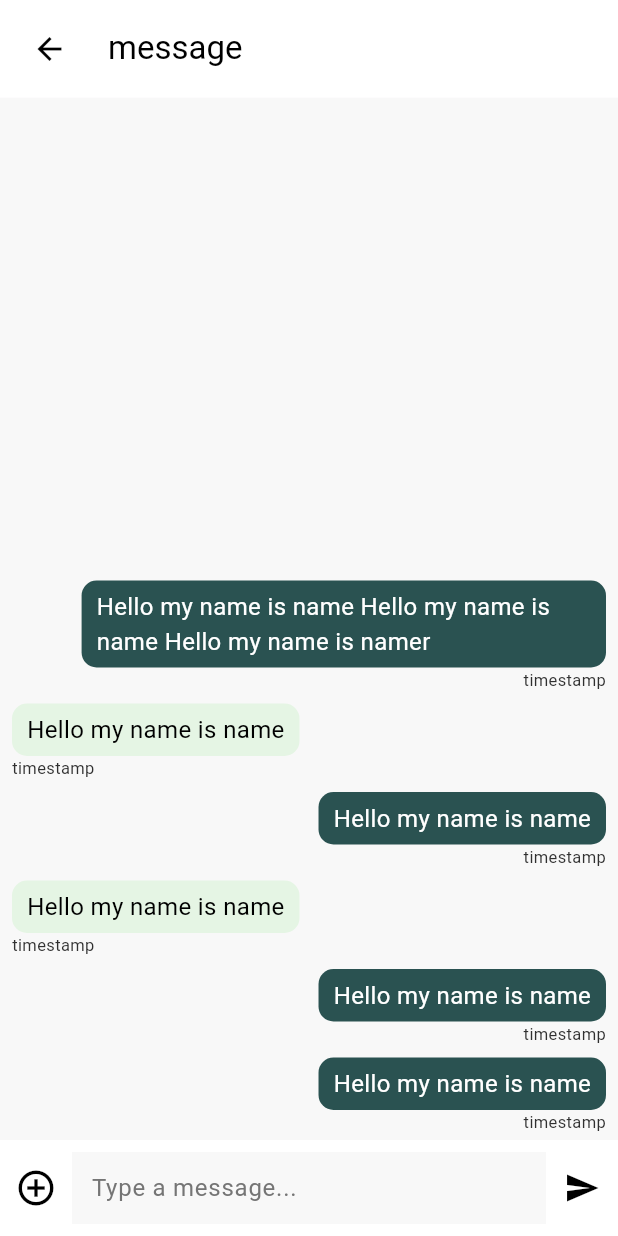
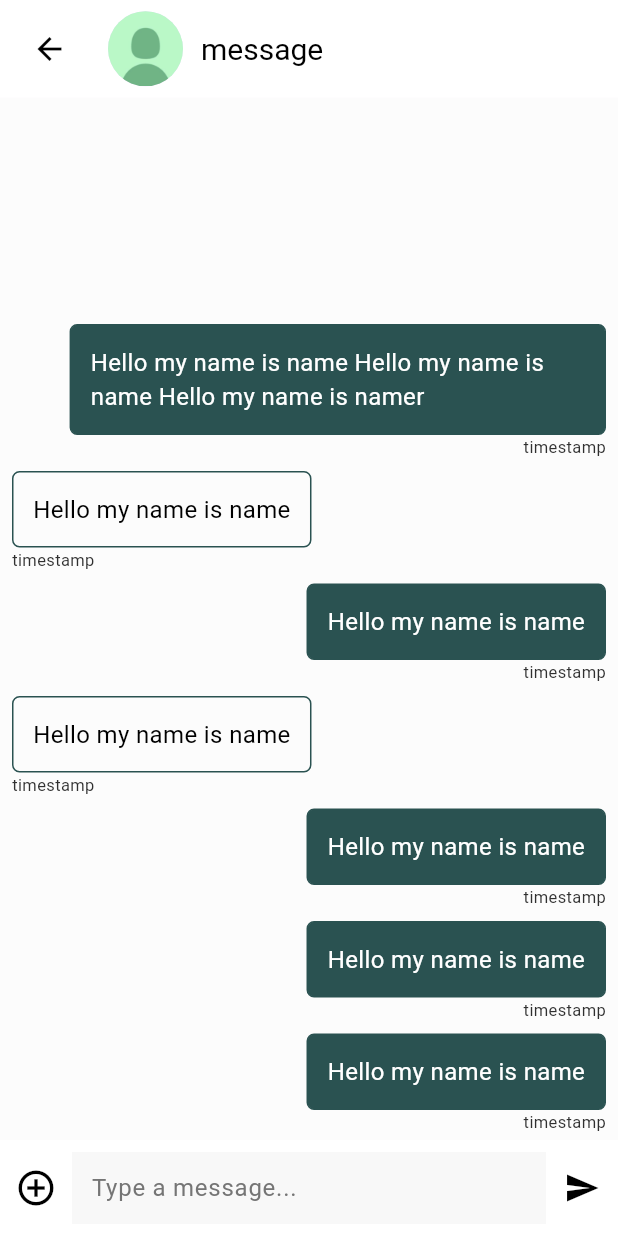
Before and after one commit to SuyeshJadhav/acamedia, a Flutter app: the ChatPage screen opened directly, on a phone screen of 412 x 824 dp. Run offline on Flutter 3.47's test engine with Material 3 defaults, Android fonts, the phone set to English and light mode, and no system bars; our stand-ins replace google_fonts, toggle_switch.

Commit message:
created global colors page

```diff
--- a/frontend/lib/main.dart
+++ b/frontend/lib/main.dart
@@ -1,6 +1,5 @@
 import 'package:flutter/material.dart';
 import 'package:frontend/pages/home_page.dart';
-// import 'package:frontend/pages/home_page.dart';
 import 'package:frontend/pages/login_page.dart';
 
 void main() async {
--- a/frontend/lib/pages/call_page.dart
+++ b/frontend/lib/pages/call_page.dart
@@ -23,7 +23,7 @@ class CallPageState extends State<CallPage> {
         ),
         title: const Text(
           "Calls",
-          style: TextStyle(color: Colors.black),
+          style: TextStyle(color: Colors.black, fontSize: 20.0),
         ),
         backgroundColor: Colors.white,
         elevation: 0,
--- a/frontend/lib/pages/forgot_pass.dart
+++ b/frontend/lib/pages/forgot_pass.dart
@@ -18,7 +18,7 @@ class ForgotPass extends StatelessWidget {
         ),
         title: const Text(
           "forgot password",
-          style: TextStyle(color: Colors.black),
+          style: TextStyle(color: Colors.black, fontSize: 20.0),
         ),
         backgroundColor: Colors.white,
         elevation: 0,
--- a/frontend/lib/pages/msg_page.dart
+++ b/frontend/lib/pages/msg_page.dart
@@ -1,4 +1,5 @@
 import 'package:flutter/material.dart';
+import 'package:frontend/util/colors.dart';
 import '../widgets/message_widgets/message_list.dart';
 import '../widgets/message_widgets/message_widget.dart';
 import '../widgets/message_widgets/text_input_field.dart';
@@ -11,7 +12,7 @@ class ChatPage extends StatelessWidget {
     return Scaffold(
       appBar: _buildAppBar(context),
       body: Container(
-        color: const Color.fromRGBO(248, 248, 248, 1),
+        color: AppColors.lightWhite,
         child: const Column(
           children: [
             Expanded(
@@ -48,6 +49,11 @@ class ChatPage extends StatelessWidget {
                     message: 'Hello my name is name',
                     timestamp: 'timestamp',
                   ),
+                  MessageWidget(
+                    sender: 'Sender1',
+                    message: 'Hello my name is name',
+                    timestamp: 'timestamp',
+                  ),
                 ],
               ),
             ),
@@ -69,9 +75,24 @@ class ChatPage extends StatelessWidget {
           onPressed: () => Navigator.of(context).pop(),
         ),
       ),
-      title: const Text(
-        "message",
-        style: TextStyle(color: Colors.black),
+      title: Padding(
+        padding: EdgeInsets.zero,
+        child: Container(
+          alignment: Alignment.centerLeft,
+          child: const Row(
+            children: [
+              CircleAvatar(
+                backgroundImage: AssetImage('lib/assets/p1.jpg'),
+                radius: 25.0,
+              ),
+              SizedBox(width: 12.0),
+              Text(
+                "message",
+                style: TextStyle(color: Colors.black, fontSize: 20.0),
+              ),
+            ],
+          ),
+        ),
       ),
       backgroundColor: Colors.white,
       elevation: 0,
--- a/frontend/lib/pages/profile_page.dart
+++ b/frontend/lib/pages/profile_page.dart
@@ -27,7 +27,7 @@ class ProfilePageState extends State<ProfilePage> {
         ),
         title: const Text(
           "Profile",
-          style: TextStyle(color: Colors.black),
+          style: TextStyle(color: Colors.black, fontSize: 20.0),
         ),
         backgroundColor: Colors.white,
         elevation: 0,
--- a/frontend/lib/pages/search_page.dart
+++ b/frontend/lib/pages/search_page.dart
@@ -34,7 +34,7 @@ class _SearchPageState extends State<SearchPage> {
         ),
         title: const Text(
           "Search Page",
-          style: TextStyle(color: Colors.black),
+          style: TextStyle(color: Colors.black, fontSize: 20.0),
         ),
         backgroundColor: Colors.white,
         elevation: 0,
--- /dev/null
+++ b/frontend/lib/util/colors.dart
@@ -0,0 +1,10 @@
+import 'package:flutter/material.dart';
+
+class AppColors {
+  static const Color lightGreen = Color.fromRGBO(229, 245, 228, 1);
+  static const Color darkGreen = Color.fromRGBO(42, 82, 81, 1);
+  static const Color blueGreen = Color.fromRGBO(229, 245, 228, 1);
+  static const Color blackGreen = Color.fromRGBO(38, 45, 37, 1);
+  static const Color darkWhite = Color.fromRGBO(247, 247, 247, 1);
+  static const Color lightWhite = Color.fromRGBO(252, 252, 252, 1);
+}
--- a/frontend/lib/widgets/home_widgets/home_appbar.dart
+++ b/frontend/lib/widgets/home_widgets/home_appbar.dart
@@ -11,7 +11,7 @@ class HomeAppBar extends StatelessWidget implements PreferredSizeWidget {
       elevation: 0,
       title: const Text(
         'Chats',
-        style: TextStyle(color: Colors.black),
+        style: TextStyle(color: Colors.black, fontSize: 20.0),
       ),
       backgroundColor: const Color.fromRGBO(255, 255, 255, 1),
       leading: Padding(
--- a/frontend/lib/widgets/home_widgets/home_drawer.dart
+++ b/frontend/lib/widgets/home_widgets/home_drawer.dart
@@ -1,4 +1,5 @@
 import 'package:flutter/material.dart';
+import 'package:frontend/util/colors.dart';
 import 'package:frontend/widgets/home_widgets/drawer_list.dart';
 
 class HomeDrawer extends StatelessWidget {
@@ -12,7 +13,7 @@ class HomeDrawer extends StatelessWidget {
         borderRadius: BorderRadius.circular(0), // Adjust the radius as needed
       ),
       child: Container(
-        color: const Color.fromRGBO(229, 245, 228, 1),
+        color: AppColors.lightGreen,
         child: ListView(
           shrinkWrap: true,
           padding: EdgeInsets.zero,
--- a/frontend/lib/widgets/message_widgets/message_widget.dart
+++ b/frontend/lib/widgets/message_widgets/message_widget.dart
@@ -1,22 +1,24 @@
 import 'package:flutter/material.dart';
+import 'package:frontend/util/colors.dart';
 import 'package:google_fonts/google_fonts.dart';
 
 class MessageWidget extends StatelessWidget {
   final String sender;
   final String message;
-  final String timestamp; // Add the timestamp parameter
+  final String timestamp;
+  // final String messageId;
 
   const MessageWidget({
     required this.sender,
     required this.message,
-    required this.timestamp, // Ensure the timestamp is required
+    required this.timestamp,
+    // required this.messageId,
     super.key,
   });
 
   Widget _getMessageWidget({double? maxWidth}) {
-    Color backgroundColor = sender == 'Sender1'
-        ? const Color.fromRGBO(42, 82, 81, 1)
-        : const Color.fromRGBO(229, 245, 228, 1);
+    Color backgroundColor =
+        sender == 'Sender1' ? AppColors.darkGreen : AppColors.lightWhite;
     Color fontColor = sender == 'Sender1' ? Colors.white : Colors.black;
     CrossAxisAlignment alignMsg =
         sender == 'Sender1' ? CrossAxisAlignment.end : CrossAxisAlignment.start;
@@ -30,31 +32,15 @@ class MessageWidget extends StatelessWidget {
         children: [
           Container(
             decoration: BoxDecoration(
-              color: backgroundColor,
-              borderRadius: BorderRadius.circular(10),
-              // boxShadow: [
-              //   BoxShadow(
-              //     color: Colors.grey.withOpacity(0.4),
-              //     spreadRadius: 2,
-              //     blurRadius: 5,
-              //     offset: const Offset(0, 2),
-              //   ),
-              // ],
-            ),
+                color: backgroundColor,
+                borderRadius: BorderRadius.circular(5),
+                border: Border.all(color: AppColors.darkGreen, width: 1.0)),
             child: InkWell(
-              onTap: () {
-                // Handle onTap for this specific message using index
-                // print('Tapped on message at index: $index');
-              },
-              onLongPress: () {
-                // Trigger reply action on long press
-                // if (onReply != null) {
-                //   onReply!();
-                // }
-              },
+              onTap: () {},
+              onLongPress: () {},
               child: Padding(
-                padding:
-                    const EdgeInsets.symmetric(horizontal: 10.0, vertical: 6.0),
+                padding: const EdgeInsets.symmetric(
+                    horizontal: 13.0, vertical: 13.0),
                 child: Column(
                   crossAxisAlignment: CrossAxisAlignment.start,
                   children: [
@@ -78,7 +64,7 @@ class MessageWidget extends StatelessWidget {
             mainAxisAlignment: alignTime,
             children: [
               Text(
-                'timestamp', // Display the provided timestamp
+                timestamp, // Display the provided timestamp
                 style: GoogleFonts.roboto(
                     textStyle:
                         TextStyle(color: Colors.grey[850], fontSize: 11)),
@@ -94,15 +80,11 @@ class MessageWidget extends StatelessWidget {
   Widget build(BuildContext context) {
     double maxWidth = MediaQuery.of(context).size.width * 0.8;
     return Row(
-      mainAxisAlignment:
-          sender == 'Sender1' ? MainAxisAlignment.end : MainAxisAlignment.start,
       children: [
-        if (sender == 'Sender1') const SizedBox(width: 16),
         Expanded(
           flex: 8,
           child: _getMessageWidget(maxWidth: maxWidth),
         ),
-        if (sender == 'Sender2') const SizedBox(width: 16),
       ],
     );
   }
```
Also changed, not shown: frontend/lib/widgets/home_widgets/chat_tile.dart (+4 -4 lines).
